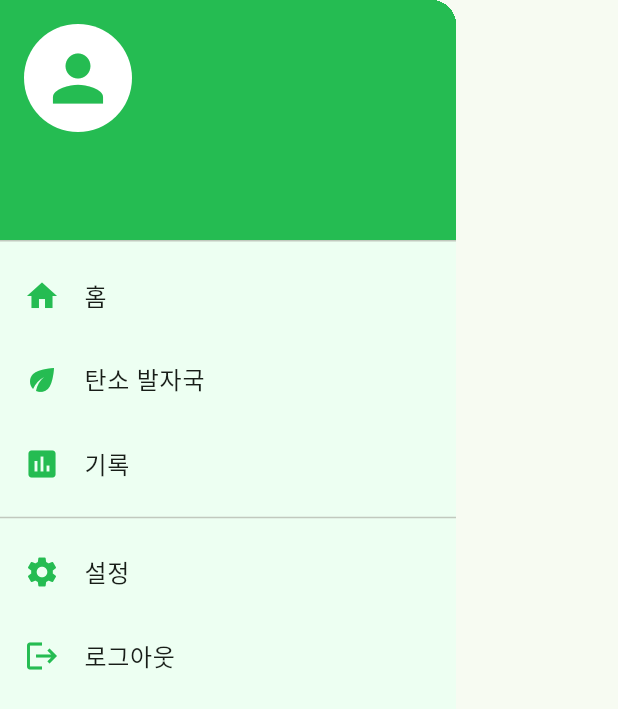
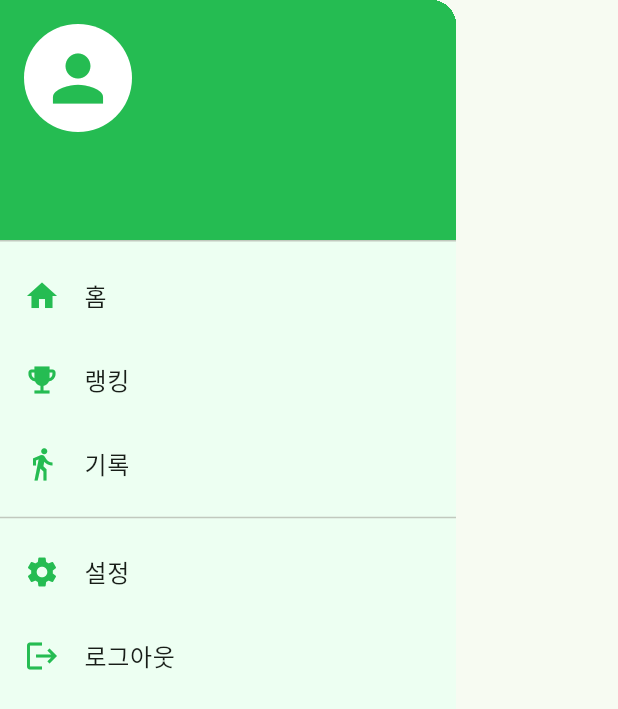
Before and after one commit to 9oormthon-univ/2025_SEASONTHON_TEAM_34_FE, a Flutter app: the ProfileDrawer widget shown alone on an empty page, opened directly, on a phone screen of 412 x 824 dp. Shown: the top 709 px of the screen. Run offline on Flutter 3.47's test engine with Material 3 defaults, Android fonts, the phone set to English and light mode, and no system bars; our stand-ins replace firebase_auth, firebase_core, fl_chart, geolocator, google_sign_in, permission_handler and 1 more; accounts and stored records are empty.

Commit message:
Enhance ProfileDrawer: Add onPageChanged callback for navigation updates and update list tile icons and titles for improved clarity

```diff
--- a/lib/widgets/profile_drawer.dart
+++ b/lib/widgets/profile_drawer.dart
@@ -7,8 +7,9 @@ import 'package:clear_footprint/services/auth_service.dart';
 // 프로필 사이드바 위젯
 class ProfileDrawer extends StatelessWidget {
   final VoidCallback? onSettingsChanged; // 설정 변경 시 호출될 콜백
+  final Function(int)? onPageChanged; // 페이지 변경을 위한 콜백
 
-  const ProfileDrawer({super.key, this.onSettingsChanged});
+  const ProfileDrawer({super.key, this.onSettingsChanged, this.onPageChanged});
 
   @override
   Widget build(BuildContext context) {
@@ -47,22 +48,32 @@ class ProfileDrawer extends StatelessWidget {
               title: Text('홈', style: TextStyle(fontSize: 16)),
               onTap: () {
                 Navigator.pop(context);
+                // 홈 페이지로 이동 (인덱스 1)
+                if (onPageChanged != null) {
+                  onPageChanged!(1);
+                }
               },
             ),
             ListTile(
-              leading: Icon(Icons.eco, color: primaryColor),
-              title: Text('탄소 발자국', style: TextStyle(fontSize: 16)),
+              leading: Icon(Icons.emoji_events, color: primaryColor),
+              title: Text('랭킹', style: TextStyle(fontSize: 16)),
               onTap: () {
                 Navigator.pop(context);
-                // 탄소 발자국 페이지로 이동
+                // 탄소 발자국 페이지로 이동 (인덱스 2)
+                if (onPageChanged != null) {
+                  onPageChanged!(2);
+                }
               },
             ),
             ListTile(
-              leading: Icon(Icons.assessment, color: primaryColor),
+              leading: Icon(Icons.directions_walk, color: primaryColor),
               title: Text('기록', style: TextStyle(fontSize: 16)),
               onTap: () {
                 Navigator.pop(context);
-                // 기록 페이지로 이동
+                // 기록 페이지로 이동 (인덱스 0)
+                if (onPageChanged != null) {
+                  onPageChanged!(0);
+                }
               },
             ),
             Divider(),
```
